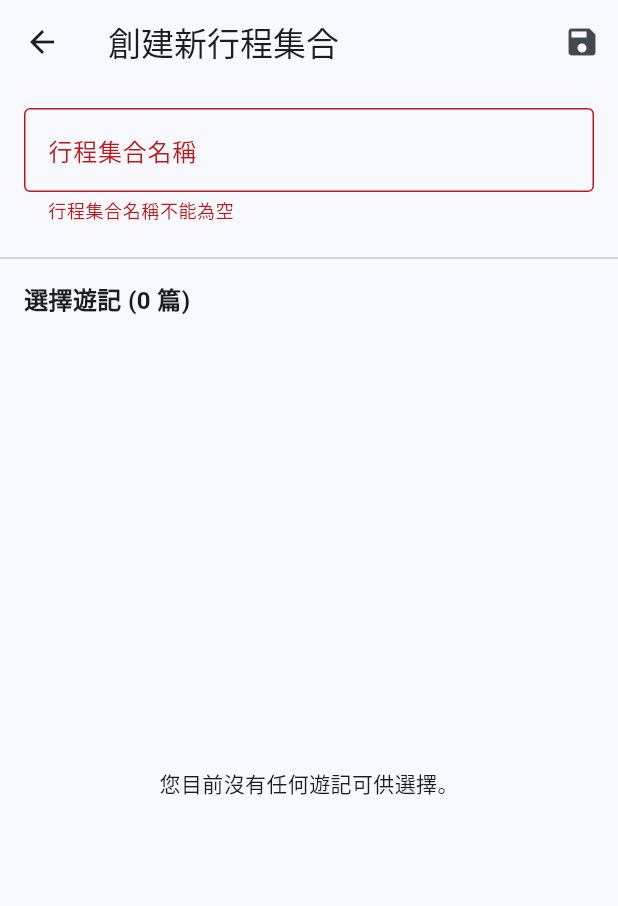
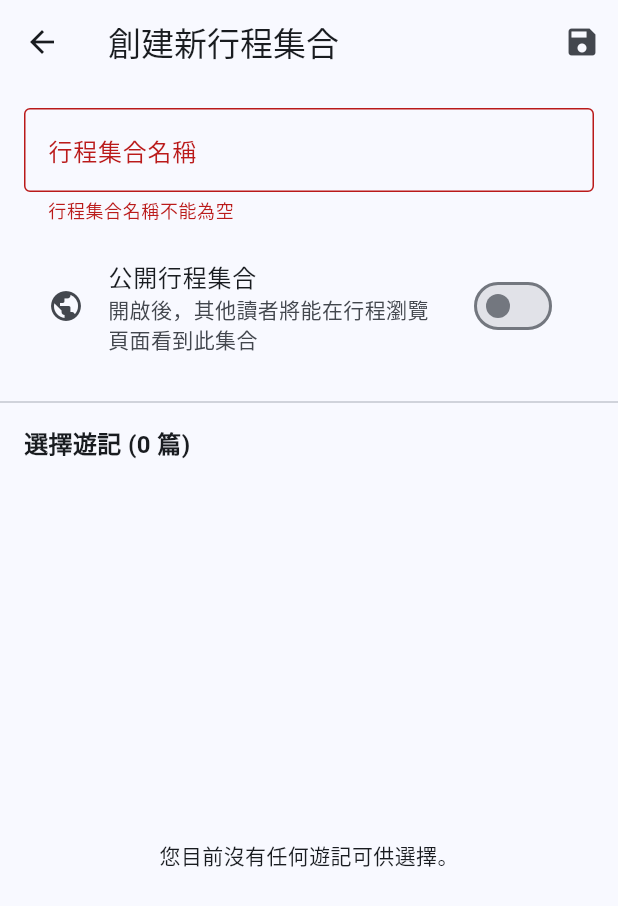
Before and after one commit to YUEN-YU-WING/fcu_travel_blog_fixed_2, a Flutter app: the CreateEditCollectionPage screen opened directly, after a tap on the "save" icon, on a phone screen of 412 x 824 dp. Shown: the top 906 px of the screen. Run offline on Flutter 3.47's test engine with Material 3 defaults, Android fonts, the phone set to English and light mode, and no system bars; our stand-ins replace cached_network_image, cloud_firestore, firebase_auth, firebase_core, firebase_storage, flutter_dotenv and 6 more; missing offline and left inert: firebase_app_check, flutter_google_places_sdk, html_editor_enhanced, markdown_editor_plus; accounts and stored records are empty.

Commit message:
2025/11/27 1st 還在完成手機ui

```diff
--- a/lib/home_page.dart
+++ b/lib/home_page.dart
@@ -9,6 +9,7 @@ import 'article_detail_page.dart';
 import 'friends_list_page.dart';
 import 'friend_profile_page.dart';
 import 'bookmarked_articles_page.dart'; // 引入新的收藏頁面
+import 'pages/browse_collections_page.dart';
 
 class HomePage extends StatefulWidget {
   const HomePage({super.key});
@@ -280,6 +281,16 @@ class _HomePageState extends State<HomePage> {
         },
         onNavIconTap: (index) {
           print('點擊了中間導覽圖示：$index');
+          switch (index) {
+            case 0: // 首頁 (已經在 MyAppBar 的 _buildHomeMainNavItem 處理了導航邏輯)
+            // 如果 MyAppBar 已經處理了導航，這裡可以留空或做其他處理
+              break;
+            case 1: // 行程集合 (對應 Icons.map_outlined)
+              Navigator.of(context).push(
+                MaterialPageRoute(builder: (context) => const BrowseCollectionsPage()),
+              );
+              break;
+          }
         },
       ),
       body: Row(
--- a/lib/map_selection_page.dart
+++ b/lib/map_selection_page.dart
@@ -1,5 +1,5 @@
 import 'package:flutter/material.dart';
-import 'travelogue_map_page.dart'; // 舊的 MapPickerPage 更名為此
+import 'pages/travelogue_map_page.dart'; // 舊的 MapPickerPage 更名為此
 import 'pages/travel_route_collection_page.dart'; // 新增的路徑地圖頁面
 import 'pages/travel_route_map_page.dart';
 
--- a/lib/models/travel_route_collection.dart
+++ b/lib/models/travel_route_collection.dart
@@ -8,6 +8,8 @@ class TravelRouteCollection {
   DateTime createdAt; // 創建時間
   DateTime updatedAt; // 更新時間
   String? ownerUid; // 所屬用戶 ID (可選)
+  String ownerName; // 新增：擁有者名稱
+  bool isPublic;    // 新增：是否公開
   String? thumbnailUrl;
 
   TravelRouteCollection({
@@ -17,6 +19,8 @@ class TravelRouteCollection {
     DateTime? createdAt,
     DateTime? updatedAt,
     this.ownerUid,
+    this.ownerName = '未知用戶', // 設置默認值
+    this.isPublic = false,      // 默認不公開
     this.thumbnailUrl,
   }) : createdAt = createdAt ?? DateTime.now(),
         updatedAt = updatedAt ?? DateTime.now();
@@ -31,6 +35,8 @@ class TravelRouteCollection {
       createdAt: (data['createdAt'] as Timestamp?)?.toDate() ?? DateTime.now(),
       updatedAt: (data['updatedAt'] as Timestamp?)?.toDate() ?? DateTime.now(),
       ownerUid: data['ownerUid'],
+      ownerName: data['ownerName'] ?? '未知用戶', // 從數據中讀取
+      isPublic: data['isPublic'] ?? false,      // 從數據中讀取
       thumbnailUrl: data['thumbnailImageUrl'],
     );
   }
@@ -43,6 +49,8 @@ class TravelRouteCollection {
       'createdAt': Timestamp.fromDate(createdAt),
       'updatedAt': Timestamp.fromDate(updatedAt),
       'ownerUid': ownerUid,
+      'ownerName': ownerName,
+      'isPublic': isPublic,
       'thumbnailUrl': thumbnailUrl,
     };
   }
--- a/lib/pages/create_edit_collection_page.dart
+++ b/lib/pages/create_edit_collection_page.dart
@@ -6,10 +6,10 @@ import 'package:cached_network_image/cached_network_image.dart';
 
 import '../models/travel_article_data.dart';
 import '../models/travel_route_collection.dart';
-import '../article_detail_page.dart'; // 引入文章詳情頁面，可以在點擊時跳轉
+import '../article_detail_page.dart';
 
 class CreateEditCollectionPage extends StatefulWidget {
-  final TravelRouteCollection? collection; // 如果傳入 collection，表示編輯模式
+  final TravelRouteCollection? collection;
 
   const CreateEditCollectionPage({super.key, this.collection});
 
@@ -24,17 +24,20 @@ class _CreateEditCollectionPageState extends State<CreateEditCollectionPage> {
   final FirebaseAuth _auth = FirebaseAuth.instance;
 
   List<TravelArticleData> _allUserArticles = [];
-  // _selectedArticleIds 的順序將決定顯示的數字順序
   List<String> _selectedArticleIds = [];
   bool _isLoadingArticles = true;
+  bool _isPublic = false;
+
+  String _currentUserName = '未知用戶'; // 用於保存當前用戶的名稱
 
   @override
   void initState() {
     super.initState();
+    _loadCurrentUserProfile(); // 在載入文章前先載入用戶資料
     if (widget.collection != null) {
       _nameController.text = widget.collection!.name;
-      // 初始化時，如果編輯現有集合，直接從集合中獲取已選中的 ID
       _selectedArticleIds = List.from(widget.collection!.articleIds);
+      _isPublic = widget.collection!.isPublic;
     }
     _loadAllUserArticles();
   }
@@ -43,6 +46,26 @@ class _CreateEditCollectionPageState extends State<CreateEditCollectionPage> {
   void dispose() {
     _nameController.dispose();
     super.dispose();
+  }
+
+  // 載入當前用戶的名稱，用於創建集合時設置 ownerName
+  Future<void> _loadCurrentUserProfile() async {
+    User? currentUser = _auth.currentUser;
+    if (currentUser != null) {
+      // 從 Firestore 的 'users' 集合中獲取用戶文檔
+      DocumentSnapshot userDoc = await _firestore.collection('users').doc(currentUser.uid).get();
+      if (userDoc.exists) {
+        setState(() {
+          // 從用戶文檔中讀取 displayName，如果不存在則使用 '未知用戶'
+          _currentUserName = userDoc['displayName'] ?? '未知用戶';
+        });
+      } else {
+        // 如果用戶文檔不存在，但有 FirebaseAuth 用戶，也可以嘗試從 FirebaseAuth 獲取
+        setState(() {
+          _currentUserName = currentUser.displayName ?? '未知用戶';
+        });
+      }
+    }
   }
 
   Future<void> _loadAllUserArticles() async {
@@ -59,7 +82,7 @@ class _CreateEditCollectionPageState extends State<CreateEditCollectionPage> {
 
     try {
       final querySnapshot = await _firestore.collection('articles')
-          .where('authorUid', isEqualTo: currentUser.uid) // 只查詢當前用戶的文章
+          .where('authorUid', isEqualTo: currentUser.uid)
           .orderBy('updatedAt', descending: true)
           .get();
       setState(() {
@@ -97,8 +120,10 @@ class _CreateEditCollectionPageState extends State<CreateEditCollectionPage> {
         // 創建新集合
         final newCollection = TravelRouteCollection(
           name: name,
-          articleIds: _selectedArticleIds, // 使用 _selectedArticleIds 的順序
+          articleIds: _selectedArticleIds,
           ownerUid: currentUser.uid,
+          ownerName: _currentUserName, // 在這裡使用獲取到的用戶名稱
+          isPublic: _isPublic,
         );
         await _firestore.collection('travelRouteCollections').add(newCollection.toFirestore());
         ScaffoldMessenger.of(context).showSnackBar(
@@ -107,14 +132,16 @@ class _CreateEditCollectionPageState extends State<CreateEditCollectionPage> {
       } else {
         // 編輯現有集合
         widget.collection!.name = name;
-        widget.collection!.articleIds = _selectedArticleIds; // 使用 _selectedArticleIds 的順序
+        widget.collection!.articleIds = _selectedArticleIds;
         widget.collection!.updatedAt = DateTime.now();
+        widget.collection!.isPublic = _isPublic;
+
         await _firestore.collection('travelRouteCollections').doc(widget.collection!.id).update(widget.collection!.toFirestore());
         ScaffoldMessenger.of(context).showSnackBar(
           SnackBar(content: Text('行程集合 "$name" 已更新。')),
         );
       }
-      Navigator.of(context).pop(true); // 返回 true 表示操作成功
+      Navigator.of(context).pop(true);
     } catch (e) {
       print("Error saving collection: $e");
       ScaffoldMessenger.of(context).showSnackBar(
@@ -123,17 +150,14 @@ class _CreateEditCollectionPageState extends State<CreateEditCollectionPage> {
     }
   }
 
-  // 點擊遊記卡片時的處理邏輯
   void _toggleArticleSelection(TravelArticleData article) {
     if (article.id == null) return;
 
     setState(() {
       final isSelected = _selectedArticleIds.contains(article.id!);
       if (isSelected) {
-        // 如果已經選中，則移除
         _selectedArticleIds.remove(article.id!);
       } else {
-        // 如果未選中，則添加
         _selectedArticleIds.add(article.id!);
       }
     });
@@ -160,7 +184,9 @@ class _CreateEditCollectionPageState extends State<CreateEditCollectionPage> {
             padding: const EdgeInsets.all(16.0),
             child: Form(
               key: _formKey,
-              child: TextFormField(
+              child: Column(
+                children: [
+                  TextFormField(
                     controller: _nameController,
                     decoration: const InputDecoration(
                       labelText: '行程集合名稱',
@@ -173,6 +199,20 @@ class _CreateEditCollectionPageState extends State<CreateEditCollectionPage> {
                       }
                       return null;
                     },
+                  ),
+                  const SizedBox(height: 16),
+                  SwitchListTile(
+                    title: const Text('公開行程集合'),
+                    subtitle: const Text('開啟後，其他讀者將能在行程瀏覽頁面看到此集合'),
+                    value: _isPublic,
+                    onChanged: (bool value) {
+                      setState(() {
+                        _isPublic = value;
+                      });
+                    },
+                    secondary: const Icon(Icons.public),
+                  ),
+                ],
               ),
             ),
           ),
@@ -195,24 +235,22 @@ class _CreateEditCollectionPageState extends State<CreateEditCollectionPage> {
               itemBuilder: (context, index) {
                 final article = _allUserArticles[index];
                 final bool isSelected = _selectedArticleIds.contains(article.id);
-                // 獲取選中順序的索引，如果未選中則為 -1
                 final int selectedOrder = isSelected ? _selectedArticleIds.indexOf(article.id!) + 1 : -1;
 
                 return Card(
                   margin: const EdgeInsets.symmetric(horizontal: 8, vertical: 4),
-                  elevation: isSelected ? 4 : 1, // 選中時提高陰影
+                  elevation: isSelected ? 4 : 1,
                   shape: RoundedRectangleBorder(
                     borderRadius: BorderRadius.circular(8),
                     side: isSelected ? const BorderSide(color: Colors.blueAccent, width: 2) : BorderSide.none,
                   ),
                   child: InkWell(
-                    onTap: () => _toggleArticleSelection(article), // 點擊卡片切換選中狀態
+                    onTap: () => _toggleArticleSelection(article),
                     child: Padding(
                       padding: const EdgeInsets.all(12.0),
                       child: Row(
                         crossAxisAlignment: CrossAxisAlignment.center,
                         children: [
-                          // 顯示縮略圖或默認圖標
                           if (article.thumbnailUrl != null && article.thumbnailUrl!.isNotEmpty)
                             ClipRRect(
                               borderRadius: BorderRadius.circular(8),
@@ -256,7 +294,6 @@ class _CreateEditCollectionPageState extends State<CreateEditCollectionPage> {
                               ],
                             ),
                           ),
-                          // 顯示順序數字標籤
                           if (isSelected)
                             Container(
                               width: 24,
@@ -276,11 +313,10 @@ class _CreateEditCollectionPageState extends State<CreateEditCollectionPage> {
                                 ),
                               ),
                             ),
-                          // Checkbox 保持不變，用於視覺確認
                           Checkbox(
                             value: isSelected,
                             onChanged: (bool? value) {
-                              _toggleArticleSelection(article); // 調用統一的切換方法
+                              _toggleArticleSelection(article);
                             },
                           ),
                         ],
--- a/lib/pages/travel_route_map_page.dart
+++ b/lib/pages/travel_route_map_page.dart
@@ -93,8 +93,8 @@ class CustomInfoWindow extends StatelessWidget {
             Align(
               alignment: Alignment.bottomRight,
               child: TextButton.icon(
-                icon: const Icon(Icons.edit, size: 18),
-                label: const Text('編輯遊記'),
+                icon: const Icon(Icons.read_more, size: 18),
+                label: const Text('閱讀文章'),
                 onPressed: onEdit,
               ),
             ),
```
Also changed, not shown: lib/pages/browse_collections_page.dart (added, +129 -0 lines), lib/pages/travelogue_map_page.dart (renamed from lib/travelogue_map_page.dart, +8 -7 lines), lib/settings_page.dart (+48 -3 lines), lib/widgets/my_app_bar.dart (+29 -14 lines). Lines whose indentation alone changed are shown as unchanged.
